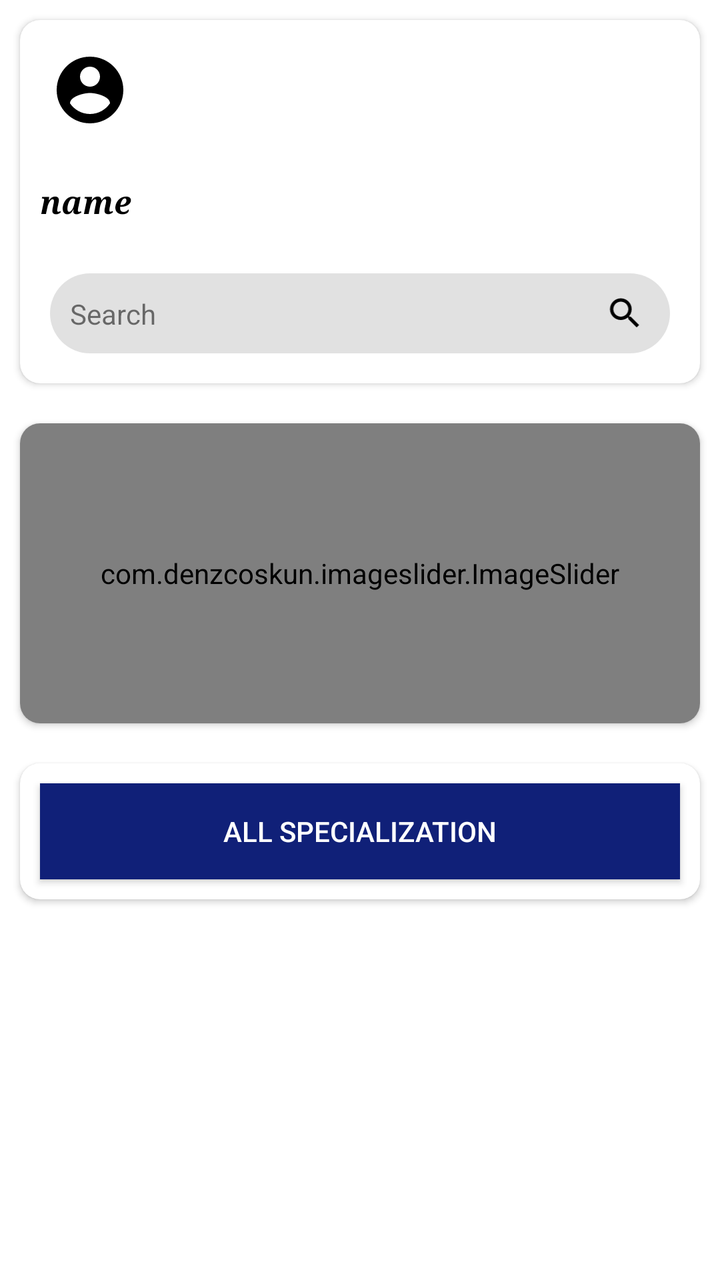
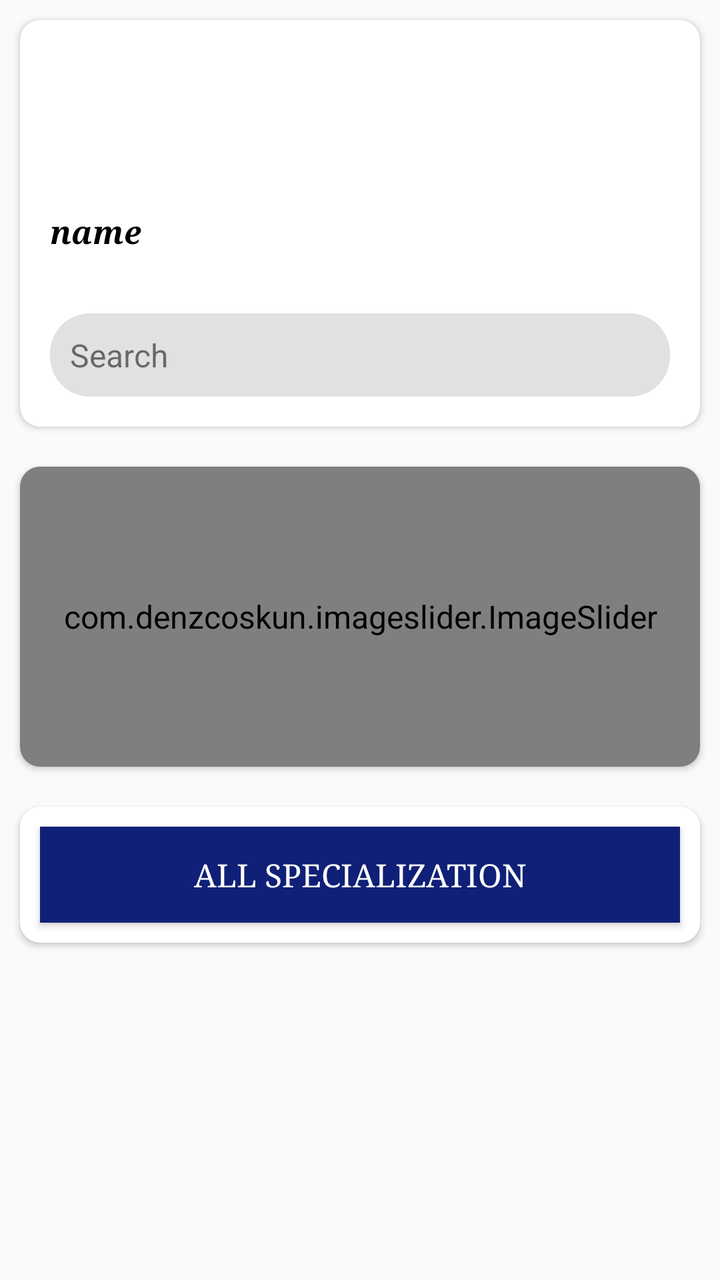

Before-and-after screenshots of an Android layout around one commit, followed by the original layout XML and the change that was made.
<!-- AndroidManifest.xml: application theme Theme.LawAdvat -->
<!-- res/layout/fragment_home.xml -->
<?xml version="1.0" encoding="utf-8"?>
<androidx.appcompat.widget.LinearLayoutCompat xmlns:android="http://schemas.android.com/apk/res/android"
    xmlns:app="http://schemas.android.com/apk/res-auto"
    xmlns:tools="http://schemas.android.com/tools"
    android:layout_width="match_parent"
    android:layout_height="match_parent"
    android:orientation="vertical"
    tools:context=".ui.home.HomeFragment">
    <ScrollView
        android:layout_width="match_parent"
        android:layout_height="match_parent">
    <LinearLayout
        android:layout_width="match_parent"
        android:layout_height="match_parent"
        android:orientation="vertical">
    <androidx.cardview.widget.CardView
        android:layout_width="match_parent"
        android:layout_height="wrap_content"
        android:padding="10dp"
        android:layout_margin="10dp"
        app:cardCornerRadius="10dp">
        <LinearLayout
            android:layout_width="match_parent"
            android:layout_height="wrap_content"
            android:orientation="vertical"
            >
            <ImageView
                android:id="@+id/profile"
                android:layout_margin="15dp"
                android:layout_width="40dp"
                android:layout_height="40dp"
                app:srcCompat="@drawable/baseline_account_circle_24" />

            <TextView
                android:id="@+id/name"
                android:layout_width="wrap_content"
                android:layout_height="wrap_content"
                android:layout_margin="10dp"
                android:textSize="16sp"
                android:layout_marginStart="15dp"
                android:fontFamily="serif"
                android:text="name"
                android:textColor="#000000"
                android:textStyle="italic|bold" />
            <androidx.constraintlayout.widget.ConstraintLayout
                android:id="@+id/search"
                android:layout_width="match_parent"
                android:layout_height="wrap_content"
                android:layout_margin="15dp"
                android:backgroundTintMode="multiply"
                android:backgroundTint="#1E000000"
                android:padding="10dp"
                android:background="@drawable/buttonradius">

                <TextView
                    android:layout_width="wrap_content"
                    android:layout_height="wrap_content"
                    android:text="Search"
                    app:layout_constraintBottom_toBottomOf="parent"
                    app:layout_constraintStart_toStartOf="parent"
                    app:layout_constraintTop_toTopOf="parent" />

                <ImageView
                    android:layout_width="25dp"
                    android:layout_height="20dp"
                    app:layout_constraintBottom_toBottomOf="parent"
                    app:layout_constraintEnd_toEndOf="parent"
                    app:layout_constraintTop_toTopOf="parent"
                    app:srcCompat="@drawable/baseline_search_24" />
            </androidx.constraintlayout.widget.ConstraintLayout>
        </LinearLayout>
    </androidx.cardview.widget.CardView>
    <androidx.cardview.widget.CardView
        android:layout_width="match_parent"
        android:layout_height="wrap_content"
        android:padding="10dp"
        android:layout_margin="10dp"
        app:cardCornerRadius="10dp">
    <LinearLayout
        android:layout_width="match_parent"
        android:layout_height="wrap_content"
        android:orientation="vertical"
        >
        <com.denzcoskun.imageslider.ImageSlider
            android:id="@+id/image_slider"
            android:layout_width="match_parent"
            android:layout_height="150dp"
            app:iss_auto_cycle="true"
            app:iss_period="1000"
            app:iss_delay="1000"
            android:padding="05dp"
            app:iss_text_align="CENTER"/>
    </LinearLayout>
    </androidx.cardview.widget.CardView>
    <androidx.cardview.widget.CardView
        android:layout_width="match_parent"
        android:layout_height="wrap_content"
        android:padding="10dp"
        android:layout_margin="10dp"
        app:cardCornerRadius="10dp">
        <LinearLayout
            android:layout_width="match_parent"
            android:layout_height="wrap_content"
            android:orientation="vertical"
            >
           <androidx.recyclerview.widget.RecyclerView
               android:layout_width="match_parent"
               android:layout_height="wrap_content"
               android:id="@+id/specification_recyclerview"/>
            <androidx.appcompat.widget.AppCompatButton
                android:layout_width="match_parent"
                android:layout_height="wrap_content"
                android:background="#102078"
                android:id="@+id/btn_specifiction"
                android:text="All SPECIALIZATION"
                android:textColor="@color/white"
                android:padding="10dp"
                android:layout_margin="10dp"/>
        </LinearLayout>
    </androidx.cardview.widget.CardView>
    </LinearLayout>
    </ScrollView>
</androidx.appcompat.widget.LinearLayoutCompat>
<!-- resources referenced by this layout -->
<resources>
  <color name="white">#FFFFFFFF</color>
  <!-- drawable baseline_account_circle_24 (drawable) -->
  <vector android:height="24dp" android:tint="#000000"
      android:viewportHeight="24" android:viewportWidth="24"
      android:width="24dp" xmlns:android="http://schemas.android.com/apk/res/android">
      <path android:fillColor="@android:color/white" android:pathData="M12,2C6.48,2 2,6.48 2,12s4.48,10 10,10 10,-4.48 10,-10S17.52,2 12,2zM12,5c1.66,0 3,1.34 3,3s-1.34,3 -3,3 -3,-1.34 -3,-3 1.34,-3 3,-3zM12,19.2c-2.5,0 -4.71,-1.28 -6,-3.22 0.03,-1.99 4,-3.08 6,-3.08 1.99,0 5.97,1.09 6,3.08 -1.29,1.94 -3.5,3.22 -6,3.22z"/>
  </vector>
  <!-- drawable baseline_search_24 (drawable) -->
  <vector android:height="24dp" android:tint="#000000"
      android:viewportHeight="24" android:viewportWidth="24"
      android:width="24dp" xmlns:android="http://schemas.android.com/apk/res/android">
      <path android:fillColor="@android:color/white" android:pathData="M15.5,14h-0.79l-0.28,-0.27C15.41,12.59 16,11.11 16,9.5 16,5.91 13.09,3 9.5,3S3,5.91 3,9.5 5.91,16 9.5,16c1.61,0 3.09,-0.59 4.23,-1.57l0.27,0.28v0.79l5,4.99L20.49,19l-4.99,-5zM9.5,14C7.01,14 5,11.99 5,9.5S7.01,5 9.5,5 14,7.01 14,9.5 11.99,14 9.5,14z"/>
  </vector>
  <!-- drawable buttonradius (drawable) -->
  <?xml version="1.0" encoding="utf-8"?>
  <shape xmlns:android="http://schemas.android.com/apk/res/android">
  <corners
      android:radius="20dp"/>
  </shape>
  <style name="Theme.LawAdvat" parent="Theme.MaterialComponents.DayNight.DarkActionBar">
          
          <item name="colorPrimary">@color/white</item>
          <item name="colorPrimaryVariant">#FFFFFF</item>
          <item name="colorOnPrimary">#009688</item>
          
          <item name="colorSecondary">@color/teal_200</item>
          <item name="colorSecondaryVariant">@color/teal_700</item>
          <item name="colorOnSecondary">#FFFFFF</item>
          
          <item name="android:statusBarColor">#FFFFFF</item>
          
          <item name="titleTextStyle">@color/black</item>
      </style>
  <color name="teal_200">#FF03DAC5</color>
  <color name="teal_700">#FF018786</color>
  <color name="black">#FF000000</color>
</resources>

<!-- the commit's change to res/layout/fragment_home.xml (unified diff, before → after) -->
@@ -26,7 +26,7 @@
             >
             <ImageView
                 android:id="@+id/profile"
-                android:layout_margin="15dp"
+                android:layout_margin="20dp"
                 android:layout_width="40dp"
                 android:layout_height="40dp"
                 app:srcCompat="@drawable/baseline_account_circle_24" />
@@ -35,13 +35,14 @@
                 android:id="@+id/name"
                 android:layout_width="wrap_content"
                 android:layout_height="wrap_content"
-                android:layout_margin="10dp"
+                android:layout_margin="15dp"
                 android:textSize="16sp"
                 android:layout_marginStart="15dp"
                 android:fontFamily="serif"
                 android:text="name"
                 android:textColor="#000000"
-                android:textStyle="italic|bold" />
+                android:textStyle="italic|bold"
+                tools:ignore="RtlHardcoded" />
             <androidx.constraintlayout.widget.ConstraintLayout
                 android:id="@+id/search"
                 android:layout_width="match_parent"
@@ -81,15 +82,16 @@
         android:layout_height="wrap_content"
         android:orientation="vertical"
         >
+
         <com.denzcoskun.imageslider.ImageSlider
             android:id="@+id/image_slider"
             android:layout_width="match_parent"
             android:layout_height="150dp"
+            android:padding="05dp"
+            android:scaleType="centerInside"
             app:iss_auto_cycle="true"
-            app:iss_period="1000"
             app:iss_delay="1000"
-            android:padding="05dp"
-            app:iss_text_align="CENTER"/>
+            app:iss_period="1000" />
     </LinearLayout>
     </androidx.cardview.widget.CardView>
     <androidx.cardview.widget.CardView
<!-- resource entries referenced after the edit -->
@@ -19,7 +19,7 @@
   <corners
       android:radius="20dp"/>
   </shape>
-  <style name="Theme.LawAdvat" parent="Theme.MaterialComponents.DayNight.DarkActionBar">
+  <style name="Theme.LawAdvat" parent="Theme.MaterialComponents.DayNight.DarkActionBar.Bridge">
           
           <item name="colorPrimary">@color/white</item>
           <item name="colorPrimaryVariant">#FFFFFF</item>
@@ -31,7 +31,9 @@
           
           <item name="android:statusBarColor">#FFFFFF</item>
           
-          <item name="titleTextStyle">@color/black</item>
+          <item name="titleTextColor">@color/black</item>
+          <item name="fontFamily">serif</item>
+          <item name="android:textSize">16sp</item>
       </style>
   <color name="teal_200">#FF03DAC5</color>
   <color name="teal_700">#FF018786</color>
